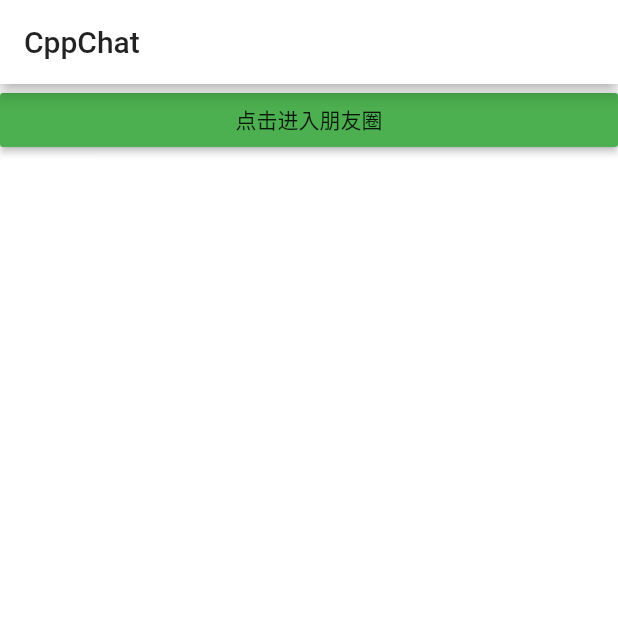
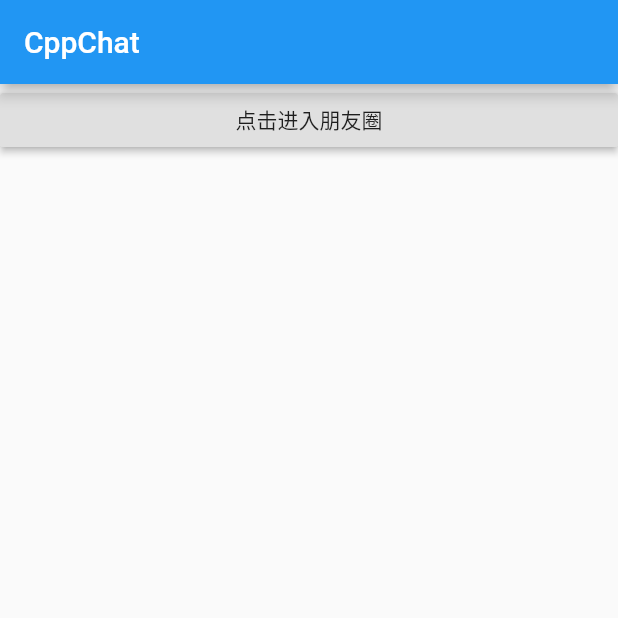
Before and after one commit to cppstudio/cppchat, a Flutter app: the screen it shows after launch, on a phone screen of 412 x 824 dp, the top half of it. Run offline on Flutter 3.47's test engine with Material 2 defaults, Android fonts, the phone set to English and light mode, and no system bars; our stand-ins replace cached_network_image.

Commit message:
稍微写了一点，做了一点界面的调整，不过还不满意啊

```diff
--- a/lib/main.dart
+++ b/lib/main.dart
@@ -11,17 +11,20 @@ class MyApp extends StatelessWidget {
   Widget build(BuildContext context) {
     return MaterialApp(
       title: GlobalConfig.title,
+      debugShowCheckedModeBanner: false,
+      debugShowMaterialGrid: false,
+      showSemanticsDebugger: false,
       theme: ThemeData(
-        accentColor: Colors.white,
-        backgroundColor: Colors.white,
-        bottomAppBarColor: Colors.white,
-        buttonColor: Colors.green,
-        cardColor: Colors.white,
-        dialogBackgroundColor: Colors.white,
-        highlightColor: Colors.grey,
-        primaryColor: Colors.white,
-        scaffoldBackgroundColor: Colors.white,
-        primarySwatch: Colors.blue,
+//        accentColor: Colors.white,
+//        backgroundColor: Colors.white,
+//        bottomAppBarColor: Colors.white,
+//        buttonColor: Colors.green,
+//        cardColor: Colors.white,
+//        dialogBackgroundColor: Colors.white,
+//        highlightColor: Colors.grey,
+//        primaryColor: Colors.white,
+//        scaffoldBackgroundColor: Colors.white,
+//        primarySwatch: Colors.blue,
       ),
       home: HomePage(title: GlobalConfig.title),
       routes: {
```
Also changed, not shown: lib/page/friend_circle.dart (+10 -2 lines), 7 other files.
